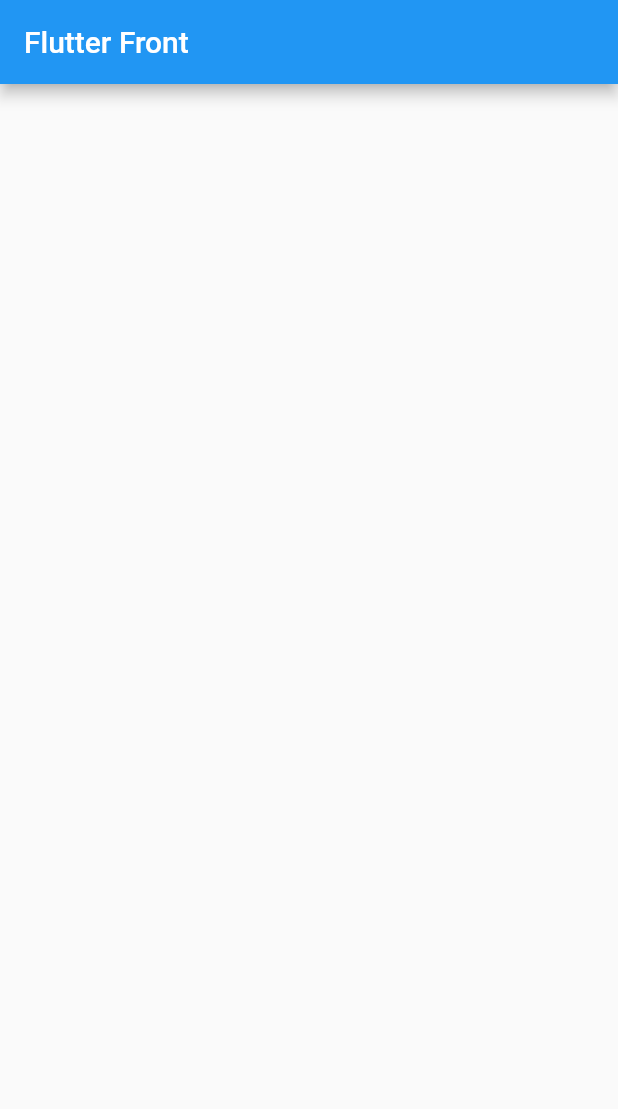
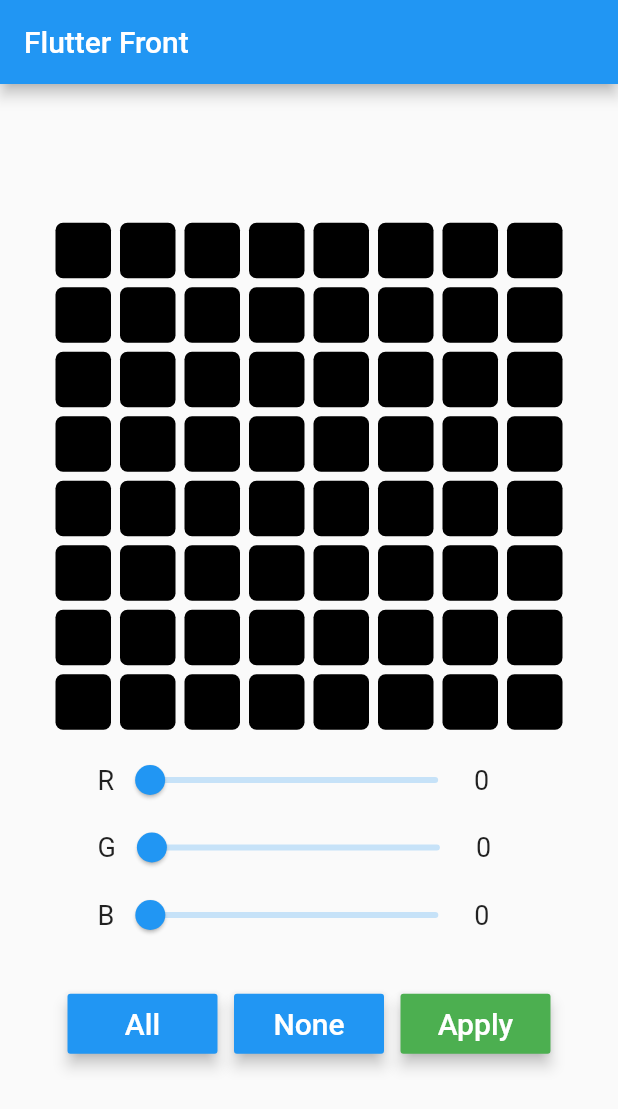
Before and after one commit to bus710/matrix2, a Flutter app: the screen it shows after launch, on a phone screen of 412 x 824 dp. Shown: the top 1109 px of the screen. Run offline on Flutter 3.47's test engine with Material 2 defaults, Android fonts, the phone set to English and light mode, and no system bars; missing offline and left inert: dart:html, flutter_web.

Commit message:
added the two_widgets code

```diff
--- a/src/front/lib/AppPage.dart
+++ b/src/front/lib/AppPage.dart
@@ -3,10 +3,12 @@ import 'package:flutter_web/widgets.dart';
 // import 'package:front/bloc.dart';
 // import 'package:front/event.dart';
 
+import 'package:front/AppUtil.dart';
+
 class AppPage extends StatefulWidget {
+  AppPage({Key key, this.title}) : super(key: key);
+
   final String title;
-
-  AppPage({Key key, this.title}) : super(key: key);
 
   @override
   _AppPageState createState() => _AppPageState();
@@ -15,6 +17,31 @@ class AppPage extends StatefulWidget {
 class _AppPageState extends State<AppPage> {
   // final _bloc = AppBLoC();
   bool switchValue = false;
+  List<bool> activeList; // to check enabled/disabled
+  List<String> rgbList; // to store each point's color
+  List<List> colorList; // to store rgbList's instances
+  int rSliderValue;
+  int gSliderValue;
+  int bSliderValue;
+
+  _AppPageState() {
+    activeList = new List<bool>(64);
+    for (int i = 0; i < activeList.length; i++) {
+      activeList[i] = false;
+    }
+
+    rgbList = new List<String>();
+    rgbList = '0,0,0'.split(',');
+
+    colorList = new List<List>();
+    for (int i = 0; i < 64; i++) {
+      colorList.add(rgbList);
+    }
+
+    rSliderValue = 0;
+    gSliderValue = 0;
+    bSliderValue = 0;
+  }
 
   @override
   void initState() {
@@ -32,6 +59,8 @@ class _AppPageState extends State<AppPage> {
               // _getText(),
               // _getButton(),
               // _getSwitch(),
+              _getMatrix(),
+              _getController(),
             ]),
       ),
     );
@@ -41,6 +70,163 @@ class _AppPageState extends State<AppPage> {
   dispose() {
     super.dispose();
     // _bloc.dispose();
+  }
+
+  Container _getMatrix() {
+    return Container(
+      height: 350,
+      width: 350,
+      child: GridView.count(
+        crossAxisCount: 8,
+        padding: const EdgeInsets.symmetric(vertical: 3, horizontal: 3),
+        children: List.generate(64, (index) {
+          return _getPoint(index);
+        }),
+      ),
+    );
+  }
+
+  CustomPaint _getPoint(int number) {
+    return CustomPaint(
+      foregroundPainter: MyPainter(activeList[number]),
+      child: GestureDetector(
+        onTap: () {
+          setState(() {
+            if (activeList[number] == true) {
+              activeList[number] = false;
+            } else {
+              activeList[number] = true;
+            }
+            // widget.controlStream.sink.add('Empty');
+            print('$number - ' + activeList[number].toString());
+          });
+        },
+        child: Container(
+          decoration: new BoxDecoration(
+            color: Color.fromARGB(
+                0xff,
+                int.parse(colorList[number][0]) * 3,
+                int.parse(colorList[number][1]) * 3,
+                int.parse(colorList[number][2]) * 3),
+            borderRadius: new BorderRadius.all(
+              Radius.circular(5),
+            ),
+          ),
+          margin: const EdgeInsets.symmetric(vertical: 3, horizontal: 3),
+          padding: const EdgeInsets.symmetric(vertical: 3, horizontal: 3),
+          width: 1,
+          height: 1,
+          // color: Colors.black,
+        ),
+      ),
+    );
+  }
+
+  Container _getController() {
+    return Container(
+      child: Padding(
+        padding: const EdgeInsets.all(5),
+        child: Center(
+          child: Column(children: <Widget>[
+            _sliderAndValue('R', 150, rSliderValue),
+            _sliderAndValue('G', 150, rSliderValue),
+            _sliderAndValue('B', 150, rSliderValue),
+            _buttons(),
+          ]),
+        ),
+      ),
+    );
+  }
+
+  Container _sliderAndValue(String name, double width, int _sliderValue) {
+    return Container(
+      padding: const EdgeInsets.symmetric(vertical: 10, horizontal: 60),
+      child: Row(
+          mainAxisAlignment: MainAxisAlignment.start,
+          crossAxisAlignment: CrossAxisAlignment.center,
+          children: <Widget>[
+            Text(name, style: TextStyle(fontSize: 18)),
+            Container(
+              width: 240,
+              height: 25,
+              child: Slider(
+                min: 0,
+                max: 63,
+                value: _sliderValue.toDouble(),
+                onChanged: (value) => _sliderChanged(name, value),
+              ),
+            ),
+            Text(_sliderValue.toString(), style: TextStyle(fontSize: 18)),
+          ]),
+    );
+  }
+
+  void _sliderChanged(String name, double value) {
+    setState(() {
+      switch (name) {
+        case 'R':
+          {
+            rSliderValue = value.round();
+          }
+          break;
+        case 'G':
+          {
+            gSliderValue = value.round();
+          }
+          break;
+        case 'B':
+          {
+            bSliderValue = value.round();
+          }
+          break;
+        default:
+          break;
+      }
+      print('sliderValue:$rSliderValue,$gSliderValue,$bSliderValue');
+      // widget.controlStream.sink
+      // .add('sliderValue:$rSliderValue,$gSliderValue,$bSliderValue');
+    });
+  }
+
+  Container _buttons() {
+    return Container(
+      padding: const EdgeInsets.symmetric(vertical: 10, horizontal: 30),
+      child: Row(
+        mainAxisAlignment: MainAxisAlignment.spaceEvenly,
+        crossAxisAlignment: CrossAxisAlignment.center,
+        children: <Widget>[
+          _mutualButton('All', 100, Theme.of(context).accentColor),
+          _mutualButton('None', 100, Theme.of(context).accentColor),
+          _mutualButton('Apply', 100, Colors.green),
+        ],
+      ),
+    );
+  }
+
+  Padding _mutualButton(
+    String name,
+    double width,
+    Color color,
+  ) {
+    return Padding(
+      padding: const EdgeInsets.symmetric(vertical: 20, horizontal: 1),
+      child: SizedBox(
+        width: width,
+        height: 40,
+        child: RaisedButton(
+          onPressed: () => setState(() {
+                // print('$name');
+                print('outgoing data: ' + name);
+                // widget.controlStream.sink.add(name);
+              }),
+          child: Text(name, style: TextStyle(fontSize: 20)),
+          textColor: Colors.white,
+          splashColor: Colors.white,
+          color: color,
+          elevation: 4,
+        ),
+      ),
+    );
   }
 
   // _getText() {
```
Also changed, not shown: src/front/lib/AppUtil.dart (added, +36 -0 lines).
